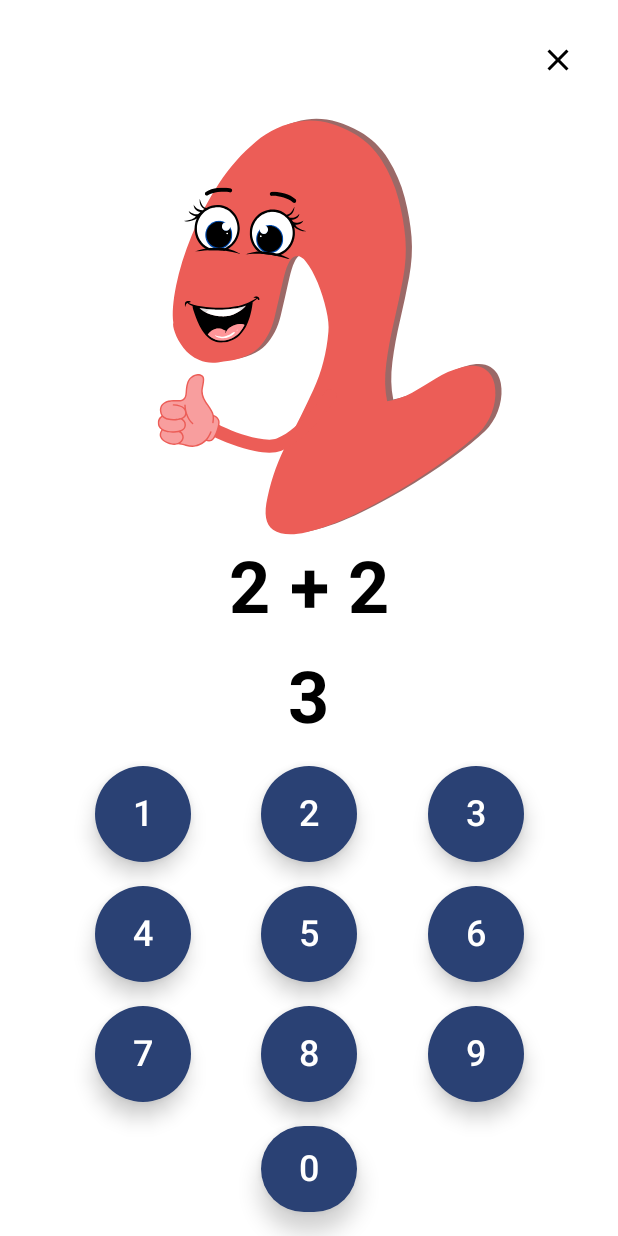
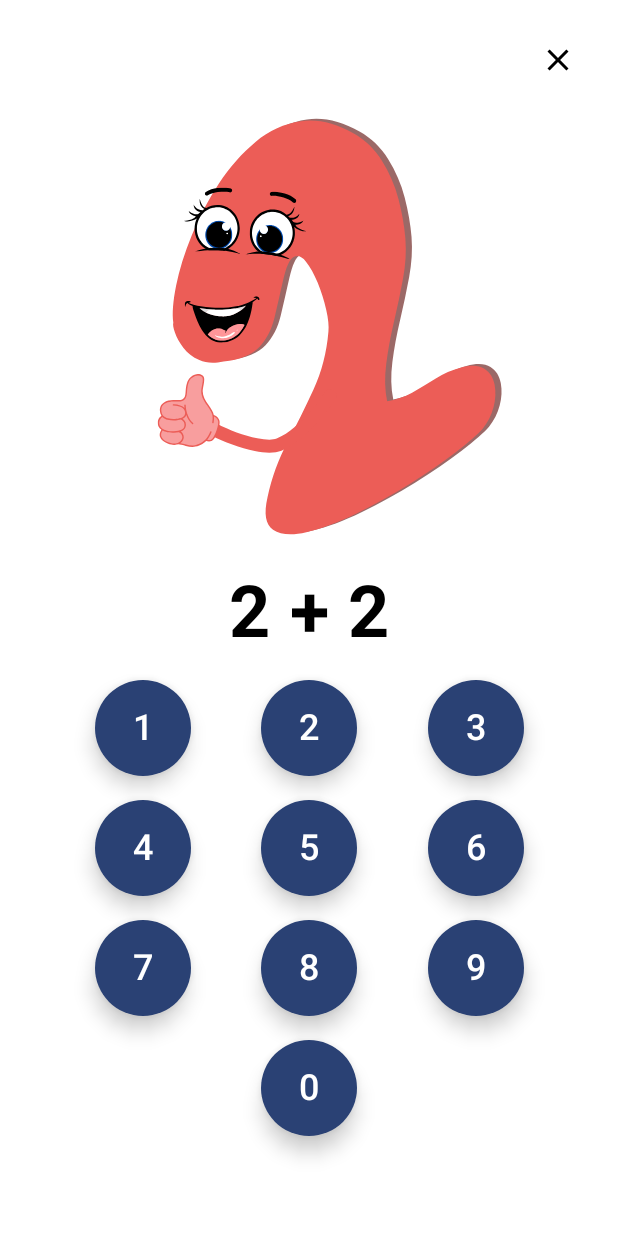
Before and after one commit to hagmal/Numbino, an Android app built with Jetpack Compose: the @Preview function SpillSkjermPreview, on a phone screen of 412 x 824 dp. Run offline under Robolectric (Android 15) with nearby library versions, the light colour scheme and no system bars.

```diff
--- a/app/src/main/java/com/example/numbino_s305896/ui/sider/SpillSkjerm.kt
+++ b/app/src/main/java/com/example/numbino_s305896/ui/sider/SpillSkjerm.kt
@@ -57,13 +57,6 @@ fun SpillSkjermen (
             }
         }
         // Resterende innhold under avbryt-knappen.
-        Column (
-            modifier = Modifier.fillMaxSize(),
-            horizontalAlignment = Alignment.CenterHorizontally,
-            verticalArrangement = Arrangement.SpaceEvenly
-        ) {
-
-
         // Viser tilbakemelding til brukeren basert på tilstand
         when(tilbakemelding) {
             1 -> Image(
@@ -83,6 +76,8 @@ fun SpillSkjermen (
             )
         }
 
+        Spacer(modifier = Modifier.padding(8.dp))
+
         // Viser regnestykket
         Text(
             text = spørsmål,
@@ -92,12 +87,13 @@ fun SpillSkjermen (
         )
 
         // Viser svaret som brukeren taster inn.
-            Text(
+        /*Text(
             text = brukerSvar,
             fontSize = 48.sp,
             fontWeight = FontWeight.Bold,
             modifier = Modifier.padding(bottom = 16.dp)
         )
+         */
 
         Row (
             modifier = Modifier.fillMaxWidth(),
@@ -138,7 +134,7 @@ fun SpillSkjermen (
             horizontalArrangement = Arrangement.Center
         ) {
             NummerKnappen(nummer = 0, vedKlikk = vedTallKlikk)
-            }
+
         }
     }
 }
```
Lines whose indentation alone changed are shown as unchanged.
